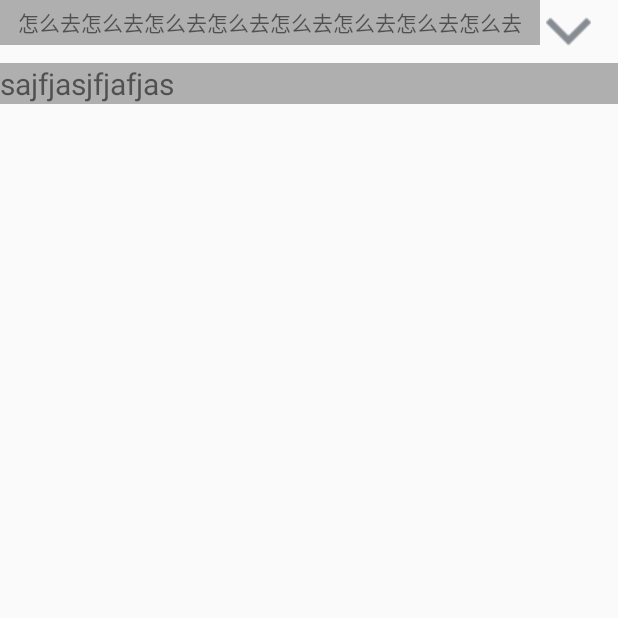
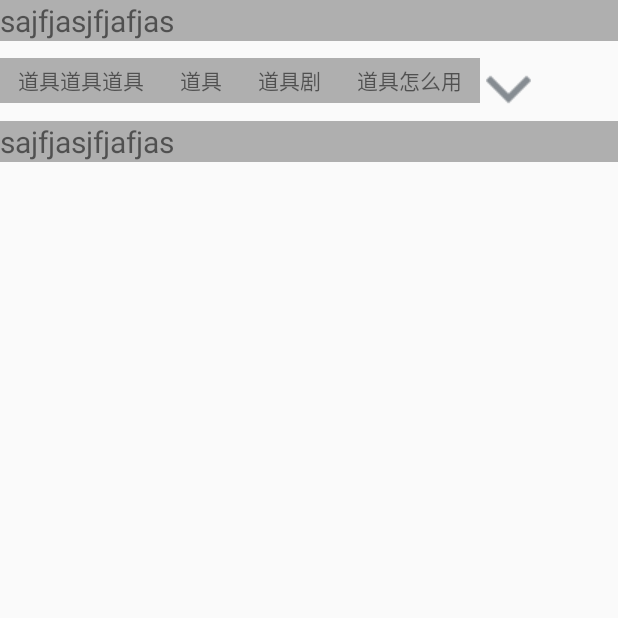
Before and after one commit to LeLe673893702/SpanDemo, an Android app: the screen it shows after launch (TapActivityLayout), on a phone screen of 412 x 824 dp, the top half of it. Run offline under Robolectric (Android 15) with nearby library versions, the phone set to English and light mode, and no system bars.

Commit message:
终极版

```diff
--- a/app/src/main/java/com/example/spandemo/HotKeysFlowLayout.kt
+++ b/app/src/main/java/com/example/spandemo/HotKeysFlowLayout.kt
@@ -41,9 +41,10 @@ class HotKeysFlowLayout(context: Context, attrs: AttributeSet) : TapFlowLayoutV2
                 expandAll()
 
             } else {
+                maxLine = defaultLine
+
                 expandView?.rotateAnimate(-180f, 200)
                 shrink{
-                    maxLine = defaultLine
                     requestLayout()
                 }
             }
--- a/app/src/main/java/com/example/spandemo/TapActivityLayout.java
+++ b/app/src/main/java/com/example/spandemo/TapActivityLayout.java
@@ -16,27 +16,27 @@ public class TapActivityLayout extends AppCompatActivity {
         HotKeysFlowLayout tapFlowLayoutV2 = findViewById(R.id.tbFlow);
 
         List<HotKeysWrapper.HotKey> hotKeys = new ArrayList<>();
-        hotKeys.add(new HotKeysWrapper.HotKey(1l, "哈哈哈", "怎么去怎么去怎么去怎么去怎么去怎么去怎么去怎么去"));
-        hotKeys.add(new HotKeysWrapper.HotKey(1l, "哈哈哈", "道具怎具怎么道具怎么用道具怎么用"));
-        hotKeys.add(new HotKeysWrapper.HotKey(1l, "哈哈哈", "34234234234213142432423422342"));
-        hotKeys.add(new HotKeysWrapper.HotKey(1l, "哈哈哈", "道具1111怎么用怎么用"));
-        hotKeys.add(new HotKeysWrapper.HotKey(1l, "哈哈哈", "道用怎么1111用"));
-        hotKeys.add(new HotKeysWrapper.HotKey(1l, "哈哈哈", "哈哈哈哈哈哈哈"));
-        hotKeys.add(new HotKeysWrapper.HotKey(1l, "哈哈哈", "哈哈哈黑社会"));
+        hotKeys.add(new HotKeysWrapper.HotKey(1l, "哈哈哈", "道具道具道具"));
+        hotKeys.add(new HotKeysWrapper.HotKey(1l, "哈哈哈", "道具"));
+        hotKeys.add(new HotKeysWrapper.HotKey(1l, "哈哈哈", "道具剧"));
+        hotKeys.add(new HotKeysWrapper.HotKey(1l, "哈哈哈", "道具怎么用"));
+        hotKeys.add(new HotKeysWrapper.HotKey(1l, "哈哈哈", "怎么去"));
+        hotKeys.add(new HotKeysWrapper.HotKey(1l, "哈哈哈", "好吧好吧好"));
+        hotKeys.add(new HotKeysWrapper.HotKey(1l, "哈哈哈", "不行不行不是"));
         hotKeys.add(new HotKeysWrapper.HotKey(1l, "哈哈哈", "哈哈会"));
         hotKeys.add(new HotKeysWrapper.HotKey(1l, "哈哈哈", "哈哈s哈"));
         hotKeys.add(new HotKeysWrapper.HotKey(1l, "哈哈哈", "哈哈sfa"));
         hotKeys.add(new HotKeysWrapper.HotKey(1l, "哈哈哈", "哈哈哈哈哈"));
-        hotKeys.add(new HotKeysWrapper.HotKey(1l, "哈哈哈", "哈哈哈ddfsafa哈哈哈ddfsafa哈哈哈ddfsafa哈哈哈ddfsafa哈哈哈ddfsafa哈哈哈ddfsafa"));
-        hotKeys.add(new HotKeysWrapper.HotKey(1l, "哈哈哈", "哈哈哈ddfsafa"));
-        hotKeys.add(new HotKeysWrapper.HotKey(1l, "哈哈哈", "哈哈哈ddfsafa"));
-        hotKeys.add(new HotKeysWrapper.HotKey(1l, "哈哈哈", "哈哈哈ddfsafa111111111111111111111111111111111111111111"));
-        hotKeys.add(new HotKeysWrapper.HotKey(1l, "哈哈哈", "哈12322"));
-        hotKeys.add(new HotKeysWrapper.HotKey(1l, "哈哈哈", "哈"));
-        hotKeys.add(new HotKeysWrapper.HotKey(1l, "哈哈哈", "哈哈哈ddfsafa11111111111111111"));
-        hotKeys.add(new HotKeysWrapper.HotKey(1l, "哈哈哈", "哈哈哈ddfsafa"));
-        hotKeys.add(new HotKeysWrapper.HotKey(1l, "哈哈哈", "哈哈哈ddfsafa"));
-        hotKeys.add(new HotKeysWrapper.HotKey(1l, "哈哈哈", "哈哈哈111111111111111111333333333333333"));
+//        hotKeys.add(new HotKeysWrapper.HotKey(1l, "哈哈哈", "哈哈哈ddfsafa哈哈哈ddfsafa哈哈哈ddfsafa哈哈哈ddfsafa哈哈哈ddfsafa哈哈哈ddfsafa"));
+//        hotKeys.add(new HotKeysWrapper.HotKey(1l, "哈哈哈", "哈哈哈ddfsafa"));
+//        hotKeys.add(new HotKeysWrapper.HotKey(1l, "哈哈哈", "哈哈哈ddfsafa"));
+//        hotKeys.add(new HotKeysWrapper.HotKey(1l, "哈哈哈", "哈哈哈ddfsafa111111111111111111111111111111111111111111"));
+//        hotKeys.add(new HotKeysWrapper.HotKey(1l, "哈哈哈", "哈12322"));
+//        hotKeys.add(new HotKeysWrapper.HotKey(1l, "哈哈哈", "哈"));
+//        hotKeys.add(new HotKeysWrapper.HotKey(1l, "哈哈哈", "哈哈哈ddfsafa11111111111111111"));
+//        hotKeys.add(new HotKeysWrapper.HotKey(1l, "哈哈哈", "哈哈哈ddfsafa"));
+//        hotKeys.add(new HotKeysWrapper.HotKey(1l, "哈哈哈", "哈哈哈ddfsafa"));
+//        hotKeys.add(new HotKeysWrapper.HotKey(1l, "哈哈哈", "哈哈哈111111111111111111333333333333333"));
         tapFlowLayoutV2.setTagAdapter(new HotKeysFlowAdapter(this, hotKeys));
 
     }
--- a/app/src/main/java/com/example/spandemo/TapFlowLayoutV2.kt
+++ b/app/src/main/java/com/example/spandemo/TapFlowLayoutV2.kt
@@ -58,7 +58,6 @@ open class TapFlowLayoutV2 @JvmOverloads constructor(
     var calcWidth = 0
     var calcHeight = 0
 
-    private var isFirstExpand = false
 
     public interface OnTagClickListener {
         fun onTagClick(view: View?, position: Int, parent: TapFlowLayoutV2?): Boolean
@@ -96,22 +95,13 @@ open class TapFlowLayoutV2 @JvmOverloads constructor(
             (it as? ViewGroup)?.removeView(expandView)
         }
 
-        // wrap_content
-
-
-        val cCount: Int = childCount
-        calcHeight = 0
-        calcWidth = 0
-        var hasAddExpand = false
-
         calcAllViews(widthMeasureSpec, heightMeasureSpec, sizeWidth)
 
         if (!isExpand) {
             allHeight = calcHeight
         }
 
-        calcHeight = 0
-        calcWidth = 0
+
         // 测量前初始化相关的容器
         mAllViews.clear()
         mLineHeight.clear()
@@ -122,61 +112,12 @@ open class TapFlowLayoutV2 @JvmOverloads constructor(
             getChildMeasureSize(this)
         } ?: kotlin.run { Pair(0,0) }
         //二次计算，处理末尾需要增加展开标识 如果当前可以画完所有的内容则不添加展开标识
-        var count = 0
         if ((isExpand || tmpAllViews.size > maxLine) && expandView != null) {
-            val addExpandViewLine = (tmpAllViews.size).coerceAtMost(maxLine)
-            for (line in 0 until addExpandViewLine) {
-                var lineWidth = 0
-                var lineHeight = 0
-                // 没有到添加expandView所在行
-                if (line < addExpandViewLine - 1) {
-                    count += tmpAllViews[line].size
-                    getFormTmpViews(line)
-                    lineWidth = tmpLineWidth[line]
-                    lineHeight = tmpLineHeight[line]
-                } else {
-                    // 遍历
-                    val addExpandViewLines = mutableListOf<View?>()
-                    val lastLines = tmpAllViews[addExpandViewLine-1]
-                   for (i in 0 until  lastLines.size) {
-                       val (childW, childH) = getChildMeasureSize(lastLines[i])
-                       // 如果当前view + expandView 超过边界
-                       if (lineWidth + childW + expandWith > sizeWidth - paddingLeft - paddingRight) {
-                           // 如果view的宽度是expandView的两倍则缩小view的宽度，再添加
-                           // 反之，则不添加view，留位置给expandViews
-                           if (2 * expandWith <= childW) {
-                               measureChild(
-                                   lastLines[i],
-                                   MeasureSpec.makeMeasureSpec(childW - expandWith, MeasureSpec.EXACTLY),
-                                   MeasureSpec.makeMeasureSpec(childH, MeasureSpec.EXACTLY)
-                               )
-                               addExpandViewLines.add(lastLines[i])
-                               val (newChildW, newChildH) =  getChildMeasureSize(lastLines[i])
-                               lineWidth += newChildW
-                               lineHeight = Math.max(newChildH, lineHeight)
-                               count++
-                           }
-                           break
-                       } else {
-                           addExpandViewLines.add(lastLines[i])
-                           lineWidth += childW
-                           lineHeight = Math.max(childH, lineHeight)
-                           count++
-                       }
-                   }
-                    addExpandViewLines.add(expandView)
-                    lineWidth += expandWith
-                    lineHeight = Math.max(expandHeight, lineHeight)
-                    mAllViews.add(addExpandViewLines)
-                    mLineWidth.add(lineWidth)
-                    mLineHeight.add(lineHeight)
-                    addView(expandView)
-                }
-
-                // 最后一行需要再次计算
-                calcWidth = Math.max(lineWidth, calcWidth)
-                calcHeight += lineHeight
-            }
+            calcAddExpandViewSize(expandWith, sizeWidth, expandHeight)
+        } else {
+            mAllViews.addAll(tmpAllViews)
+            mLineWidth.addAll(tmpLineWidth)
+            mLineHeight.addAll(tmpLineHeight)
         }
 
         if (!isExpand) {
@@ -187,6 +128,80 @@ open class TapFlowLayoutV2 @JvmOverloads constructor(
             if (modeWidth == MeasureSpec.EXACTLY) sizeWidth else calcWidth + paddingLeft + paddingRight,
             if (modeHeight == MeasureSpec.EXACTLY) sizeHeight else calcHeight + paddingTop + paddingBottom
         )
+    }
+
+    private fun calcAddExpandViewSize(
+        expandWith: Int,
+        sizeWidth: Int,
+        expandHeight: Int
+    ) {
+        calcHeight = 0
+        calcWidth = 0
+        val addExpandViewLine = (tmpAllViews.size).coerceAtMost(maxLine)
+        for (line in 0 until addExpandViewLine) {
+            var lineWidth = 0
+            var lineHeight = 0
+            // 没有到添加expandView所在行
+            if (line < addExpandViewLine - 1) {
+                getFormTmpViews(line)
+                lineWidth = tmpLineWidth[line]
+                lineHeight = tmpLineHeight[line]
+            } else {
+                // 遍历
+                val addExpandViewLines = mutableListOf<View?>()
+                val lastLines = tmpAllViews[addExpandViewLine - 1]
+                var retainViewStartIndex: Int = -1
+                for (i in 0 until lastLines.size) {
+                    val (childW, childH) = getChildMeasureSize(lastLines[i])
+                    // 如果当前view + expandView 超过边界
+                    if (lineWidth + childW + expandWith > sizeWidth - paddingLeft - paddingRight) {
+                        // 如果view的宽度是expandView的3倍则缩小view的宽度，再添加
+                        // 反之，则不添加view，留位置给expandViews
+                        if (3 * expandWith <= childW) {
+                            measureChild(
+                                lastLines[i],
+                                MeasureSpec.makeMeasureSpec(
+                                    childW - expandWith,
+                                    MeasureSpec.EXACTLY
+                                ),
+                                MeasureSpec.makeMeasureSpec(childH, MeasureSpec.EXACTLY)
+                            )
+                            addExpandViewLines.add(lastLines[i])
+                            val (newChildW, newChildH) = getChildMeasureSize(lastLines[i])
+                            lineWidth += newChildW
+                            lineHeight = Math.max(newChildH, lineHeight)
+                            retainViewStartIndex = i + 1
+                        } else {
+                            retainViewStartIndex = i
+                        }
+                        break
+                    } else {
+                        addExpandViewLines.add(lastLines[i])
+                        lineWidth += childW
+                        lineHeight = Math.max(childH, lineHeight)
+                    }
+                }
+                addExpandViewLines.add(expandView)
+                lineWidth += expandWith
+                lineHeight = Math.max(expandHeight, lineHeight)
+                mAllViews.add(addExpandViewLines)
+                mLineWidth.add(lineWidth)
+                mLineHeight.add(lineHeight)
+                addView(expandView)
+
+                // 余下都隐藏
+                if (retainViewStartIndex != -1) {
+                    for (i in retainViewStartIndex until lastLines.size) {
+                        lastLines[i]?.visibility = INVISIBLE
+                    }
+                }
+
+            }
+
+            // 最后一行需要再次计算
+            calcWidth = Math.max(lineWidth, calcWidth)
+            calcHeight += lineHeight
+        }
     }
 
     private fun getFormTmpViews(line: Int) {
@@ -210,6 +225,8 @@ open class TapFlowLayoutV2 @JvmOverloads constructor(
             if (child.visibility == GONE) {
                 continue
             }
+
+            child.visibility = View.VISIBLE
 
             measureChild(child, widthMeasureSpec, heightMeasureSpec)
             val (childWidth, childHeight) = getChildMeasureSize(child)
--- a/app/src/main/res/layout/activity_tap_layout.xml
+++ b/app/src/main/res/layout/activity_tap_layout.xml
@@ -7,10 +7,19 @@
     android:orientation="vertical"
     tools:context=".TapActivityLayout">
 
+   <TextView
+       android:layout_width="match_parent"
+       android:layout_height="wrap_content"
+       android:background="@color/black_alpha_30"
+       android:textSize="20dp"
+       android:text="sajfjasjfjafjas"
+       />
+
    <com.example.spandemo.HotKeysFlowLayout
        android:id="@+id/tbFlow"
        android:layout_width="match_parent"
        android:layout_height="wrap_content"
+       android:layout_marginTop="11dp"
        />
 
    <TextView
--- a/build.gradle
+++ b/build.gradle
@@ -3,8 +3,7 @@
 buildscript {
     repositories {
         maven {
-            allowInsecureProtocol = true
-            url "http://maven.aliyun.com/nexus/content/groups/public/"
+            url "https://maven.aliyun.com/nexus/content/groups/public/"
         }
         google()
         mavenCentral()
--- /dev/null
+++ b/myapplication/src/main/AndroidManifest.xml
@@ -0,0 +1,6 @@
+<?xml version="1.0" encoding="utf-8"?>
+<manifest xmlns:android="http://schemas.android.com/apk/res/android"
+    package="com.example.myapplication"
+    >
+
+</manifest>
--- a/settings.gradle
+++ b/settings.gradle
@@ -9,3 +9,4 @@ dependencyResolutionManagement {
 }
 rootProject.name = "SpanDemo"
 include ':app'
+include ':myapplication'
```
Also changed, not shown: myapplication/build.gradle (added, +37 -0 lines), 5 other files.
